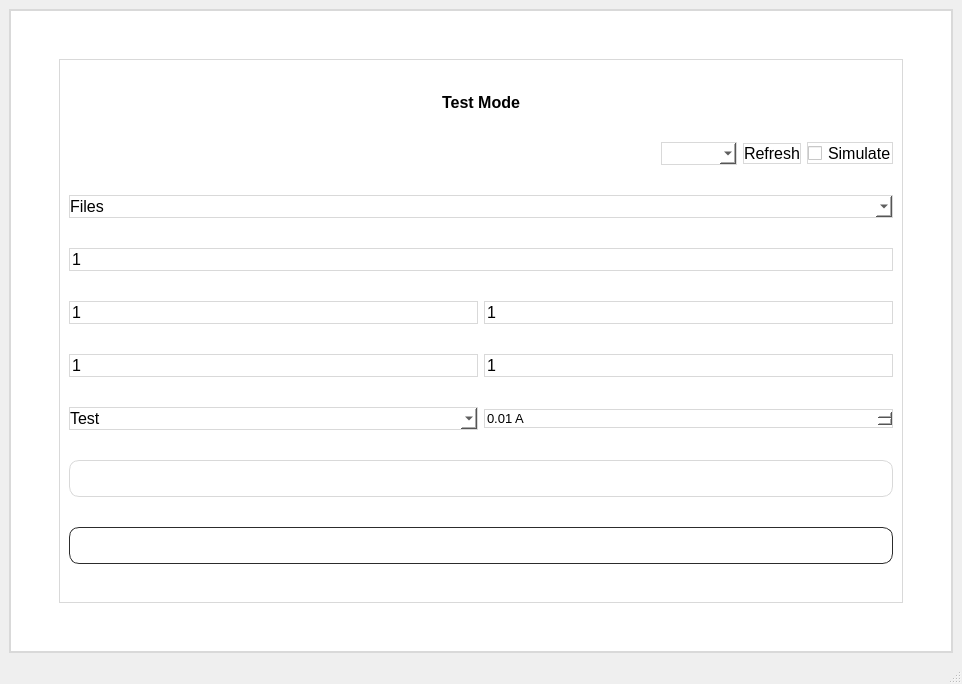
Old version of the form mainwindow.ui in the repository zubair-appdev/SolarACHT_2.
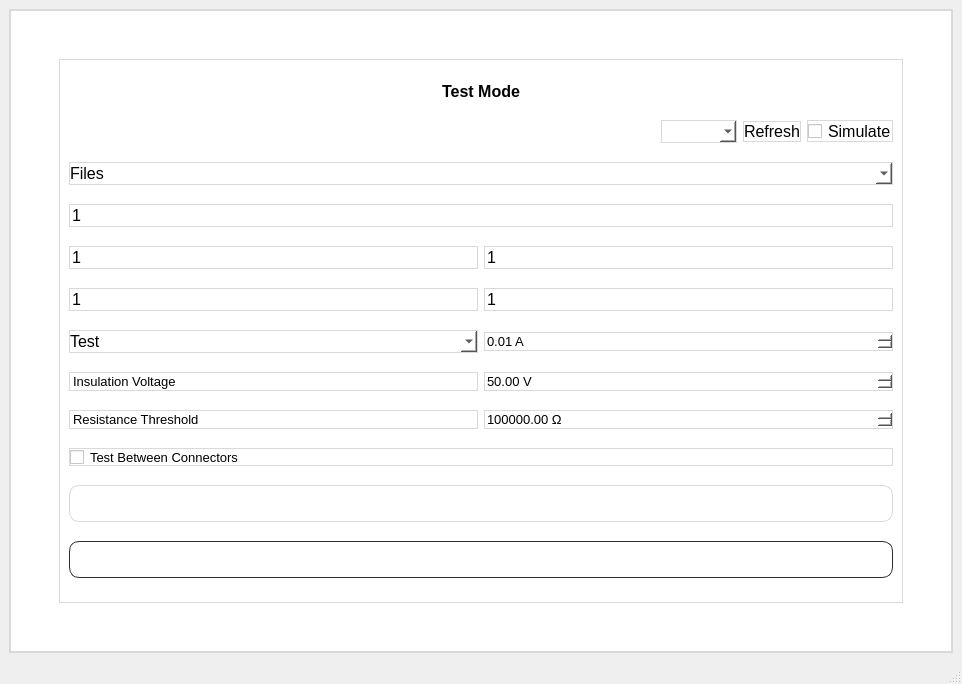
New version of the form. The open tabs and pages were chosen to show the change. Icons and pictures are not drawn. Custom widgets are drawn as their Qt base class.

Commit message: Insulation test Rx part doing ...

Diff of the .ui file:
```diff
--- a/mainwindow.ui
+++ b/mainwindow.ui
@@ -4347,23 +4347,7 @@
        </layout>
       </widget>
       <widget class="QWidget" name="page_test">
-       <layout class="QGridLayout" name="gridLayout_15">
-        <item row="2" column="1">
-         <spacer name="verticalSpacer_34">
-          <property name="orientation">
-           <enum>Qt::Vertical</enum>
-          </property>
-          <property name="sizeType">
-           <enum>QSizePolicy::Preferred</enum>
-          </property>
-          <property name="sizeHint" stdset="0">
-           <size>
-            <width>20</width>
-            <height>40</height>
-           </size>
-          </property>
-         </spacer>
-        </item>
+       <layout class="QGridLayout" name="gridLayout_16">
         <item row="0" column="1">
          <spacer name="verticalSpacer_35">
           <property name="orientation">
@@ -4380,27 +4364,52 @@
           </property>
          </spacer>
         </item>
+        <item row="1" column="0">
+         <spacer name="horizontalSpacer_29">
+          <property name="orientation">
+           <enum>Qt::Horizontal</enum>
+          </property>
+          <property name="sizeType">
+           <enum>QSizePolicy::Preferred</enum>
+          </property>
+          <property name="sizeHint" stdset="0">
+           <size>
+            <width>40</width>
+            <height>20</height>
+           </size>
+          </property>
+         </spacer>
+        </item>
         <item row="1" column="1">
          <widget class="QGroupBox" name="groupBox">
           <property name="title">
            <string/>
           </property>
-          <layout class="QGridLayout" name="gridLayout_16">
-           <item row="2" column="0">
-            <widget class="QComboBox" name="comboBox_files">
+          <layout class="QGridLayout" name="gridLayout_15">
+           <item row="0" column="0">
+            <widget class="QLabel" name="label_9">
+             <property name="sizePolicy">
+              <sizepolicy hsizetype="Preferred" vsizetype="Fixed">
+               <horstretch>0</horstretch>
+               <verstretch>0</verstretch>
+              </sizepolicy>
+             </property>
              <property name="font">
               <font>
                <pointsize>12</pointsize>
+               <weight>75</weight>
+               <bold>true</bold>
               </font>
              </property>
              <property name="styleSheet">
-              <string notr="true"/>
+              <string notr="true">border:none;</string>
              </property>
-             <item>
-              <property name="text">
-               <string>Files</string>
-              </property>
-             </item>
+             <property name="text">
+              <string>Test Mode</string>
+             </property>
+             <property name="alignment">
+              <set>Qt::AlignCenter</set>
+             </property>
             </widget>
            </item>
            <item row="1" column="0">
@@ -4453,30 +4462,21 @@
              </item>
             </layout>
            </item>
-           <item row="0" column="0">
-            <widget class="QLabel" name="label_9">
-             <property name="sizePolicy">
-              <sizepolicy hsizetype="Preferred" vsizetype="Fixed">
-               <horstretch>0</horstretch>
-               <verstretch>0</verstretch>
-              </sizepolicy>
-             </property>
+           <item row="2" column="0">
+            <widget class="QComboBox" name="comboBox_files">
              <property name="font">
               <font>
                <pointsize>12</pointsize>
-               <weight>75</weight>
-               <bold>true</bold>
               </font>
              </property>
              <property name="styleSheet">
-              <string notr="true">border:none;</string>
+              <string notr="true"/>
              </property>
-             <property name="text">
-              <string>Test Mode</string>
-             </property>
-             <property name="alignment">
-              <set>Qt::AlignCenter</set>
-             </property>
+             <item>
+              <property name="text">
+               <string>Files</string>
+              </property>
+             </item>
             </widget>
            </item>
            <item row="3" column="0">
@@ -4562,60 +4562,6 @@
              </item>
             </layout>
            </item>
-           <item row="8" column="0">
-            <widget class="QPushButton" name="pushButton_back">
-             <property name="font">
-              <font>
-               <pointsize>12</pointsize>
-               <weight>75</weight>
-               <bold>true</bold>
-              </font>
-             </property>
-             <property name="styleSheet">
-              <string notr="true">QPushButton
-{
-    background: qlineargradient(
-        x1:0, y1:0,
-        x2:1, y2:0,
-        stop:0 #616161,
-        stop:1 #424242
-    );
-
-    color: white;
-    border: 1px solid #2c2c2c;
-    border-radius: 10px;
-    padding: 8px;
-    font-weight: bold;
-}
-
-QPushButton:hover
-{
-    background: qlineargradient(
-        x1:0, y1:0,
-        x2:1, y2:0,
-        stop:0 #757575,
-        stop:1 #545454
-    );
-}
-
-QPushButton:pressed
-{
-    background: qlineargradient(
-        x1:0, y1:0,
-        x2:1, y2:0,
-        stop:0 #4a4a4a,
-        stop:1 #303030
-    );
-
-    padding-top: 10px;
-    padding-left: 10px;
-}</string>
-             </property>
-             <property name="text">
-              <string>Back</string>
-             </property>
-            </widget>
-           </item>
            <item row="6" column="0">
             <layout class="QHBoxLayout" name="horizontalLayout_13">
              <item>
@@ -4671,6 +4617,92 @@
             </layout>
            </item>
            <item row="7" column="0">
+            <layout class="QHBoxLayout" name="horizontalLayout_18">
+             <item>
+              <widget class="QLabel" name="label_29">
+               <property name="font">
+                <font>
+                 <pointsize>10</pointsize>
+                </font>
+               </property>
+               <property name="text">
+                <string>Insulation Voltage</string>
+               </property>
+              </widget>
+             </item>
+             <item>
+              <widget class="QDoubleSpinBox" name="doubleSpinBox_insuIsoVoltage">
+               <property name="font">
+                <font>
+                 <pointsize>10</pointsize>
+                </font>
+               </property>
+               <property name="toolTip">
+                <string>Range : 0 - 1000V</string>
+               </property>
+               <property name="suffix">
+                <string> V</string>
+               </property>
+               <property name="maximum">
+                <double>1000.000000000000000</double>
+               </property>
+               <property name="value">
+                <double>50.000000000000000</double>
+               </property>
+              </widget>
+             </item>
+            </layout>
+           </item>
+           <item row="8" column="0">
+            <layout class="QHBoxLayout" name="horizontalLayout_19">
+             <item>
+              <widget class="QLabel" name="label_31">
+               <property name="font">
+                <font>
+                 <pointsize>10</pointsize>
+                </font>
+               </property>
+               <property name="text">
+                <string>Resistance Threshold</string>
+               </property>
+              </widget>
+             </item>
+             <item>
+              <widget class="QDoubleSpinBox" name="doubleSpinBox_ResistanceThreshold">
+               <property name="font">
+                <font>
+                 <pointsize>10</pointsize>
+                </font>
+               </property>
+               <property name="toolTip">
+                <string>Range : 0 - 1000V</string>
+               </property>
+               <property name="suffix">
+                <string> Ω</string>
+               </property>
+               <property name="maximum">
+                <double>1000000000.000000000000000</double>
+               </property>
+               <property name="value">
+                <double>20000000.000000000000000</double>
+               </property>
+              </widget>
+             </item>
+            </layout>
+           </item>
+           <item row="9" column="0">
+            <widget class="QCheckBox" name="checkBox_TestBwConnectors">
+             <property name="font">
+              <font>
+               <pointsize>10</pointsize>
+              </font>
+             </property>
+             <property name="text">
+              <string>Test Between Connectors</string>
+             </property>
+            </widget>
+           </item>
+           <item row="10" column="0">
             <widget class="QPushButton" name="pushButton_run">
              <property name="sizePolicy">
               <sizepolicy hsizetype="Minimum" vsizetype="Fixed">
@@ -4724,25 +4756,63 @@
              </property>
             </widget>
            </item>
+           <item row="11" column="0">
+            <widget class="QPushButton" name="pushButton_back">
+             <property name="font">
+              <font>
+               <pointsize>12</pointsize>
+               <weight>75</weight>
+               <bold>true</bold>
+              </font>
+             </property>
+             <property name="styleSheet">
+              <string notr="true">QPushButton
+{
+    background: qlineargradient(
+        x1:0, y1:0,
+        x2:1, y2:0,
+        stop:0 #616161,
+        stop:1 #424242
+    );
+
+    color: white;
+    border: 1px solid #2c2c2c;
+    border-radius: 10px;
+    padding: 8px;
+    font-weight: bold;
+}
+
+QPushButton:hover
+{
+    background: qlineargradient(
+        x1:0, y1:0,
+        x2:1, y2:0,
+        stop:0 #757575,
+        stop:1 #545454
+    );
+}
+
+QPushButton:pressed
+{
+    background: qlineargradient(
+        x1:0, y1:0,
+        x2:1, y2:0,
+        stop:0 #4a4a4a,
+        stop:1 #303030
+    );
+
+    padding-top: 10px;
+    padding-left: 10px;
+}</string>
+             </property>
+             <property name="text">
+              <string>Back</string>
+             </property>
+            </widget>
+           </item>
           </layout>
          </widget>
         </item>
-        <item row="1" column="0">
-         <spacer name="horizontalSpacer_29">
-          <property name="orientation">
-           <enum>Qt::Horizontal</enum>
-          </property>
-          <property name="sizeType">
-           <enum>QSizePolicy::Preferred</enum>
-          </property>
-          <property name="sizeHint" stdset="0">
-           <size>
-            <width>40</width>
-            <height>20</height>
-           </size>
-          </property>
-         </spacer>
-        </item>
         <item row="1" column="2">
          <spacer name="horizontalSpacer_30">
           <property name="orientation">
@@ -4759,6 +4829,22 @@
           </property>
          </spacer>
         </item>
+        <item row="2" column="1">
+         <spacer name="verticalSpacer_34">
+          <property name="orientation">
+           <enum>Qt::Vertical</enum>
+          </property>
+          <property name="sizeType">
+           <enum>QSizePolicy::Preferred</enum>
+          </property>
+          <property name="sizeHint" stdset="0">
+           <size>
+            <width>20</width>
+            <height>40</height>
+           </size>
+          </property>
+         </spacer>
+        </item>
        </layout>
       </widget>
       <widget class="QWidget" name="page_twoWireTest">
```
Left out of the diff: 2 changed lines with no effect on the pictures. The commit also changes 5 other files.
